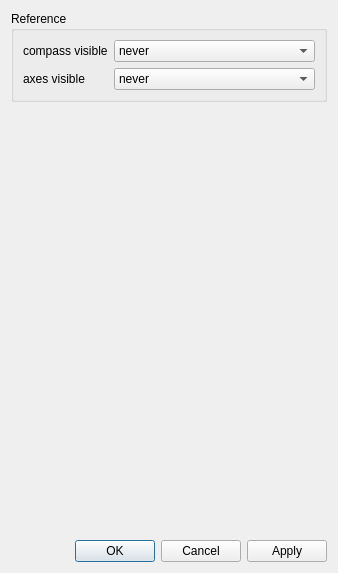
Before: the Qt Designer form ui_files/capi_settings.ui in endarthur/CAPIVARAS, drawn with Qt 5.
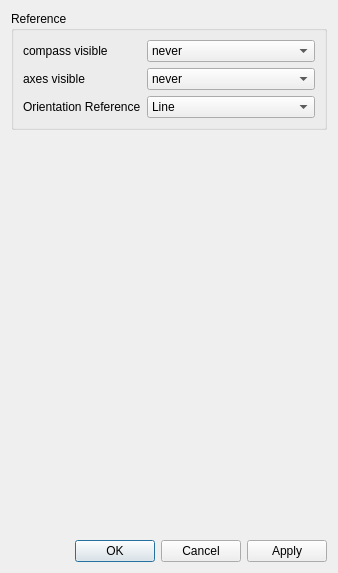
After: the same form once the commit is applied.

What changed in the file:
```diff
--- a/ui_files/capi_settings.ui
+++ b/ui_files/capi_settings.ui
@@ -72,6 +72,27 @@
         </item>
        </widget>
       </item>
+      <item row="2" column="0">
+       <widget class="QLabel" name="label_3">
+        <property name="text">
+         <string>Orientation Reference</string>
+        </property>
+       </widget>
+      </item>
+      <item row="2" column="1">
+       <widget class="QComboBox" name="prop_reference_orientation">
+        <item>
+         <property name="text">
+          <string>Line</string>
+         </property>
+        </item>
+        <item>
+         <property name="text">
+          <string>Plane</string>
+         </property>
+        </item>
+       </widget>
+      </item>
      </layout>
     </widget>
    </item>
```
